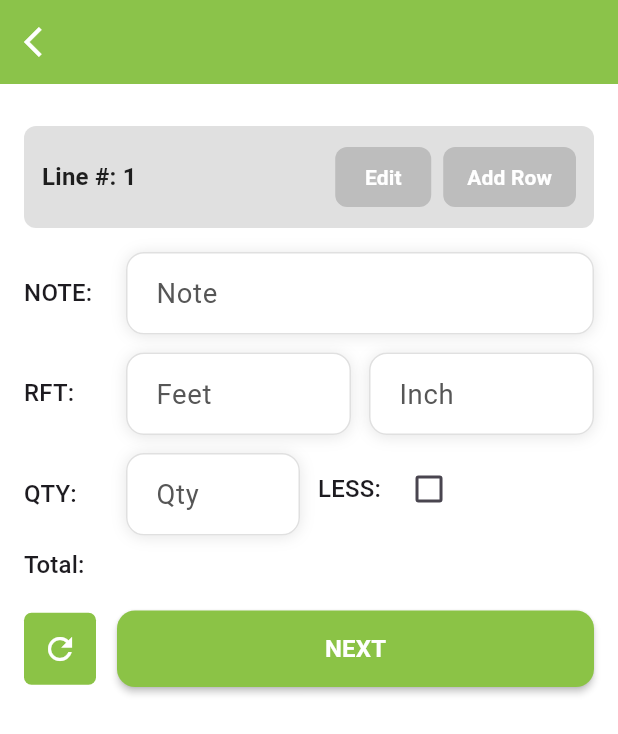
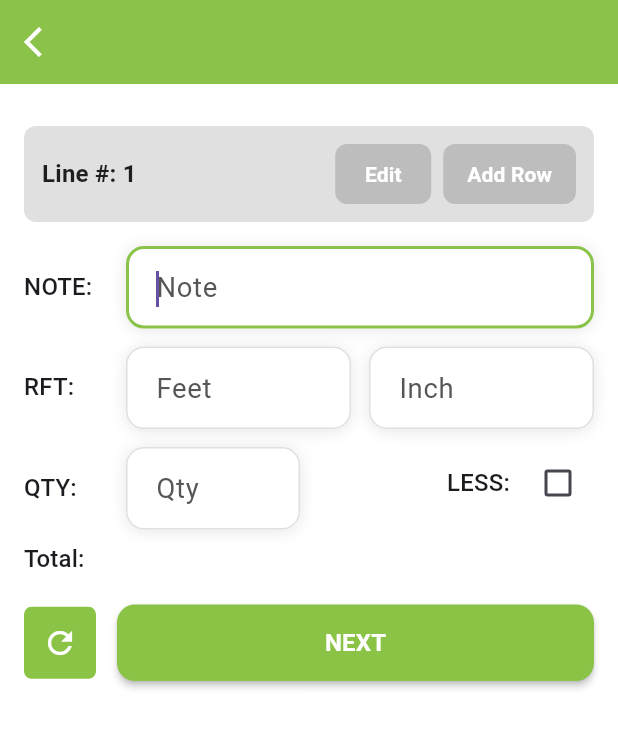
Before and after one commit to yuktimakwana/building_solution, a Flutter app: the TableDataScreen screen opened directly with empty values, after a tap on "NEXT", on a phone screen of 412 x 824 dp. Shown: the top 734 px of the screen. Run offline on Flutter 3.47's test engine with Material 3 defaults, Android fonts, the light colour scheme and no system bars; our stand-ins replace cloud_firestore, firebase_auth, firebase_core, flutter_bloc, flutter_screenutil, fluttertoast and 4 more; missing offline and left inert: excel; accounts and stored records are empty; Roboto replaces fonts that are missing (Poppins).

Commit message:
Do some UI changes & solved update data in database table

```diff
--- a/lib/bloc/add_table_data/record_state.dart
+++ b/lib/bloc/add_table_data/record_state.dart
@@ -15,12 +15,31 @@ class RecordsState {
    final num lineNumber; // shows in grey bar
    final bool loading;
    final String? error;
+   final RecordModel? selected;
+
 
    bool get hasData => records.isNotEmpty;
-   RecordModel? get selected =>
-       (selectedIndex != null && selectedIndex! >= 0 && selectedIndex! < records.length)
-           ? records[selectedIndex!]
-           : null;
+   @override
+   List<Object?> get props => [
+      records,
+      selectedIndex,
+      selected,
+      buttonsEnabled,
+      loading,
+      error,
+      mode,
+      note,
+      feet,
+      inch,
+      qty,
+      less,
+      lineNumber,
+      total,
+   ];
+   // RecordModel? get selected =>
+   //     (selectedIndex != null && selectedIndex! >= 0 && selectedIndex! < records.length)
+   //         ? records[selectedIndex!]
+   //         : null;
 
    const RecordsState({
       required this.records,
@@ -36,6 +55,7 @@ class RecordsState {
       this.lineNumber = 1,
       this.loading = false,
       this.error,
+      this.selected
    });
 
    RecordsState copyWith({
@@ -44,6 +64,7 @@ class RecordsState {
       bool? buttonsEnabled,
       FormMode? mode,
       String? note,
+      RecordModel? selected,
       String? feet,
       String? inch,
       String? qty,
@@ -66,6 +87,7 @@ class RecordsState {
          total: total ?? this.total,
          lineNumber: lineNumber ?? this.lineNumber,
          loading: loading ?? this.loading,
+         selected: selected ?? this.selected,
          error: error,
       );
    }
--- a/lib/repository/record_repository.dart
+++ b/lib/repository/record_repository.dart
@@ -23,7 +23,7 @@ class RecordsRepository {
       .collection(TextConstant.recordsCollection);
 
   Stream<List<RecordModel>> watchAll() => _col
-      .orderBy('id_column')
+      .orderBy('id_column',descending: true).limit(10)
       .snapshots()
       .map((snap) => snap.docs.map((d) => RecordModel.fromDoc(d)).toList());
 
--- a/lib/screens/table/component/grey_bar_btn.dart
+++ b/lib/screens/table/component/grey_bar_btn.dart
@@ -1,3 +1,4 @@
+import 'package:duplicate_building_solution/utils/color_constant.dart';
 import 'package:flutter/material.dart';
 
 class GreyBarBtn extends StatelessWidget {
@@ -20,7 +21,7 @@ class GreyBarBtn extends StatelessWidget {
         backgroundColor: enabled ? green : Colors.grey.shade400,
         foregroundColor: Colors.white,
         disabledBackgroundColor: Colors.grey.shade400,
-        disabledForegroundColor: Colors.white,
+        disabledForegroundColor: ColorConstant.naturalWhiteColor,
         elevation: enabled ? 2 : 0,
         padding: const EdgeInsets.symmetric(horizontal: 16, vertical: 10),
         shape: RoundedRectangleBorder(borderRadius: BorderRadius.circular(8)),
--- a/lib/screens/table/component/shadow_fields.dart
+++ b/lib/screens/table/component/shadow_fields.dart
@@ -9,6 +9,8 @@ class ShadowTextField extends StatelessWidget {
     required this.keyboardType,
     required this.inputFormatters,
     required this.onChanged,
+    required this.focusNode,
+    required this.textInputAction,
   });
 
   final TextEditingController controller;
@@ -16,6 +18,9 @@ class ShadowTextField extends StatelessWidget {
   final TextInputType keyboardType;
   final List<TextInputFormatter> inputFormatters;
   final ValueChanged<String> onChanged;
+  final FocusNode focusNode;
+
+  final TextInputAction textInputAction;
 
   @override
   Widget build(BuildContext context) {
@@ -35,6 +40,8 @@ class ShadowTextField extends StatelessWidget {
         keyboardType: keyboardType,
         inputFormatters: inputFormatters,
         onChanged: onChanged,
+        textInputAction: textInputAction,
+        focusNode: focusNode,
         decoration: InputDecoration(
           hintText: hint,
           filled: true,
--- a/lib/screens/table/table_data_screen.dart
+++ b/lib/screens/table/table_data_screen.dart
@@ -28,6 +28,39 @@ class _TableDataScreenState extends State<TableDataScreen> {
   final _feetCtrl = TextEditingController();
   final _inchCtrl = TextEditingController();
   final _qtyCtrl = TextEditingController();
+  final _noteFocus = FocusNode();
+  final _feetFocus = FocusNode();
+  final _inchFocus = FocusNode();
+  final _qtyFocus = FocusNode();
+  final _scrollController = ScrollController();
+  final _nextButtonKey = GlobalKey();
+
+  @override
+  void initState() {
+    super.initState();
+
+    _qtyFocus.addListener(() {
+      if (_qtyFocus.hasFocus) {
+        // Wait for keyboard + layout rebuild
+        WidgetsBinding.instance.addPostFrameCallback((_) async {
+          await Future.delayed(const Duration(milliseconds: 300));
+
+          if (!mounted) return;
+
+          final ctx = _nextButtonKey.currentContext;
+          if (ctx != null) {
+            Scrollable.ensureVisible(
+              ctx,
+              duration: const Duration(milliseconds: 400),
+              curve: Curves.easeOut,
+              alignment: 0.9, // 0.9 keeps NEXT button visible above keyboard
+            );
+          }
+        });
+      }
+    });
+  }
+
 
   @override
   void dispose() {
@@ -35,6 +68,12 @@ class _TableDataScreenState extends State<TableDataScreen> {
     _feetCtrl.dispose();
     _inchCtrl.dispose();
     _qtyCtrl.dispose();
+    _noteFocus.dispose();
+    _feetFocus.dispose();
+    _inchFocus.dispose();
+    _qtyFocus.dispose();
+    _scrollController.dispose();
+
     super.dispose();
   }
 
@@ -42,14 +81,15 @@ class _TableDataScreenState extends State<TableDataScreen> {
   Widget build(BuildContext context) {
     final bloc = context.read<RecordsBloc>();
     return BlocConsumer<RecordsBloc, RecordsState>(
-      listenWhen: (p, c) =>
-          p.note != c.note ||
-          p.feet != c.feet ||
-          p.inch != c.inch ||
-          p.qty != c.qty ||
-          p.less != c.less ||
-          p.mode != c.mode ||
-          p.lineNumber != c.lineNumber,
+      listenWhen: (p, c) {
+        return p.note != c.note ||
+            p.feet != c.feet ||
+            p.inch != c.inch ||
+            p.qty != c.qty ||
+            p.less != c.less ||
+            p.mode != c.mode ||
+            p.lineNumber != c.lineNumber;
+      },
       listener: (_, s) {
         // Keep controllers in sync with BLoC state
         if (_noteCtrl.text != s.note) _noteCtrl.text = s.note;
@@ -74,6 +114,7 @@ class _TableDataScreenState extends State<TableDataScreen> {
 
         return Scaffold(
           backgroundColor: Colors.white,
+          resizeToAvoidBottomInset: true, // 👈 ensure this is true
           appBar: AppBar(
             backgroundColor: green,
             leading: IconButton(
@@ -117,6 +158,7 @@ class _TableDataScreenState extends State<TableDataScreen> {
           body: AbsorbPointer(
             absorbing: state.loading,
             child: SingleChildScrollView(
+              controller: _scrollController,
               padding: const EdgeInsets.all(16),
               child: Column(
                 children: [
@@ -141,7 +183,7 @@ class _TableDataScreenState extends State<TableDataScreen> {
                     ),
                     padding: const EdgeInsets.symmetric(
                       horizontal: 12,
-                      vertical: 10,
+                      vertical: 8,
                     ),
                     child: Row(
                       children: [
@@ -174,6 +216,9 @@ class _TableDataScreenState extends State<TableDataScreen> {
                     label: TextConstant.noteCap,
                     child: ShadowTextField(
                       controller: _noteCtrl,
+                      focusNode: _noteFocus,
+                      textInputAction: TextInputAction.next,
+                      // 👈 shows "Next" on keyboard
                       hint: TextConstant.note,
                       keyboardType: TextInputType.text,
                       inputFormatters: [
@@ -195,6 +240,8 @@ class _TableDataScreenState extends State<TableDataScreen> {
                           child: ShadowTextField(
                             controller: _feetCtrl,
                             hint: TextConstant.feet,
+                            textInputAction: TextInputAction.next,
+                            focusNode: _feetFocus,
                             keyboardType: const TextInputType.numberWithOptions(
                               decimal: true,
                               signed: false,
@@ -211,7 +258,9 @@ class _TableDataScreenState extends State<TableDataScreen> {
                         Expanded(
                           child: ShadowTextField(
                             controller: _inchCtrl,
+                            focusNode: _inchFocus,
                             hint: TextConstant.inch,
+                            textInputAction: TextInputAction.next,
                             keyboardType: const TextInputType.numberWithOptions(
                               decimal: true,
                               signed: false,
@@ -239,6 +288,8 @@ class _TableDataScreenState extends State<TableDataScreen> {
                           label: TextConstant.qtyCap,
                           child: ShadowTextField(
                             controller: _qtyCtrl,
+                            textInputAction: TextInputAction.done,
+                            focusNode: _qtyFocus,
                             hint: TextConstant.qty,
                             keyboardType: const TextInputType.numberWithOptions(
                               decimal: false,
@@ -257,6 +308,7 @@ class _TableDataScreenState extends State<TableDataScreen> {
                       Expanded(
                         flex: 2,
                         child: Row(
+                          mainAxisAlignment: MainAxisAlignment.end,
                           children: [
                             Text(
                               TextConstant.less,
@@ -281,7 +333,7 @@ class _TableDataScreenState extends State<TableDataScreen> {
                         TextConstant.total,
                         style: theme.textTheme.titleMedium,
                       ),
-                      const SizedBox(width: 8),
+                      const SizedBox(width: 35),
                       Text(
                         state.records.isEmpty &&
                                 state.feet.isEmpty &&
@@ -314,9 +366,16 @@ class _TableDataScreenState extends State<TableDataScreen> {
                       ),
                       const SizedBox(width: 14),
                       Expanded(
+                        key: _nextButtonKey,
                         child: GreenButton(
                           label: 'NEXT',
-                          onPressed: () => bloc.add(RecordsNextPressed()),
+                          onPressed: () {
+                            bloc.add(RecordsNextPressed());
+
+                            Future.delayed(Duration(seconds: 1), () {
+                              FocusScope.of(context).requestFocus(_noteFocus);
+                            });
+                          },
                         ),
                       ),
                     ],
```
Also changed, not shown: lib/bloc/add_table_data/record_bloc.dart (+10 -4 lines), lib/screens/table/component/records_table.dart (+23 -13 lines).
